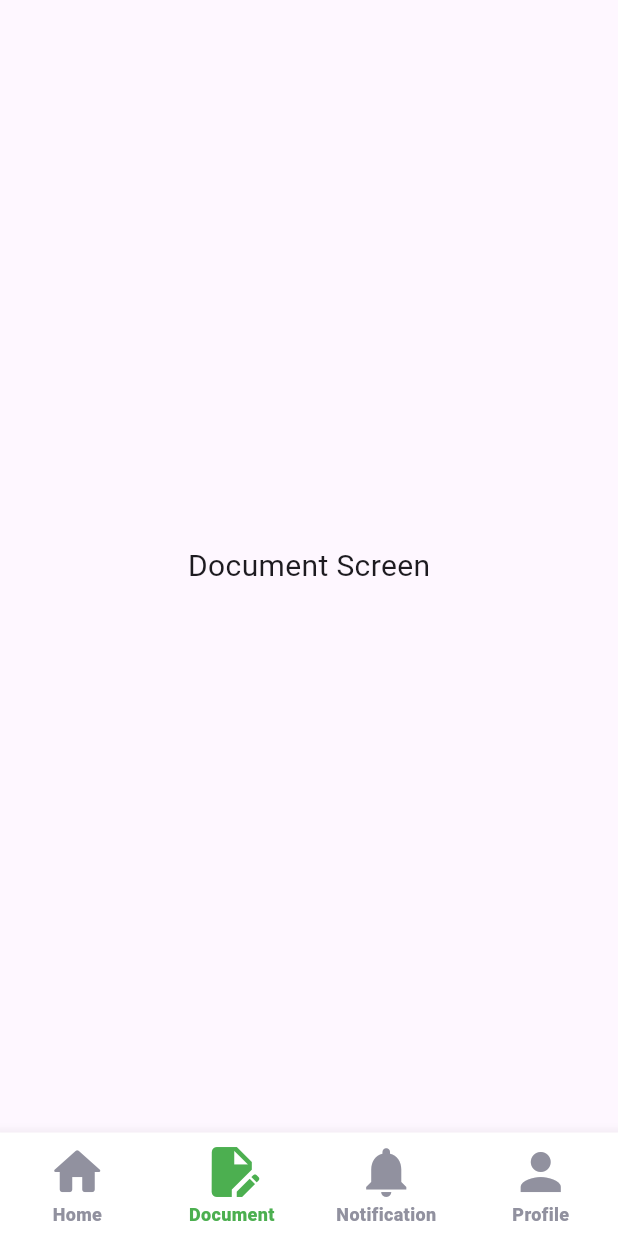
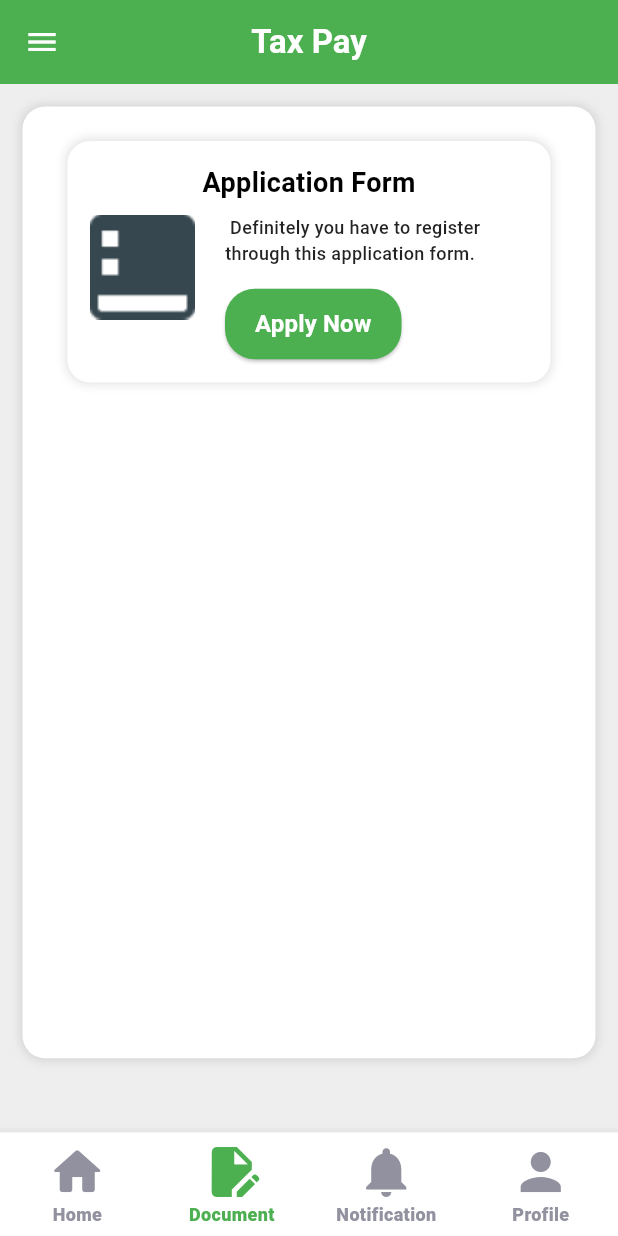
Before and after one commit to ShanzSM/Tax-App, a Flutter app: the screen it shows after launch, item 2 of the bottom bar chosen, on a phone screen of 412 x 824 dp. Run offline on Flutter 3.47's test engine with Material 3 defaults, Android fonts, the phone set to English and light mode, and no system bars.

Commit message:
create Document Card And Screen

```diff
--- a/lib/Screens/document_screen.dart
+++ b/lib/Screens/document_screen.dart
@@ -1,4 +1,7 @@
 import 'package:flutter/material.dart';
+import 'package:tax_app/components/Document_Card.dart';
+import 'package:tax_app/constant/colors.dart';
+import 'package:tax_app/data/document_card_data.dart';
 
 class DocumentScreen extends StatefulWidget {
   const DocumentScreen({super.key});
@@ -10,8 +13,51 @@ class DocumentScreen extends StatefulWidget {
 class _DocumentScreenState extends State<DocumentScreen> {
   @override
   Widget build(BuildContext context) {
-    return Center(
-      child: Text('Document Screen', style: TextStyle(fontSize: 20)),
+    return Scaffold(
+      backgroundColor: Colors.grey[200],
+      appBar: AppBar(
+        backgroundColor: Colors.green,
+        title: Text("Tax Pay",
+            style: TextStyle(fontWeight: FontWeight.bold, color: kWhite)),
+        centerTitle: true,
+        leading: Icon(Icons.menu, color: Colors.white),
+      ),
+      body: Column(
+        children: [
+          // Shop Info Card
+          Column(
+            children: [
+              Container(
+                height: MediaQuery.of(context).size.height * 0.77,
+                margin: EdgeInsets.all(15),
+                padding: EdgeInsets.all(15),
+                decoration: BoxDecoration(
+                  color: Colors.white,
+                  borderRadius: BorderRadius.circular(15),
+                  boxShadow: [
+                    BoxShadow(
+                        color: Colors.black12, blurRadius: 5, spreadRadius: 1),
+                  ],
+                ),
+                child: Column(
+                  crossAxisAlignment: CrossAxisAlignment.center,
+                  children: [
+                    // Scrollable Tax List
+                    Expanded(
+                      child: ListView.builder(
+                        itemCount: cardItems.length,
+                        itemBuilder: (context, index) {
+                          return DocumentCard(docCard: cardItems[index]);
+                        },
+                      ),
+                    ),
+                  ],
+                ),
+              ),
+            ],
+          ),
+        ],
+      ),
     );
   }
 }
--- a/lib/Screens/home_screen.dart
+++ b/lib/Screens/home_screen.dart
@@ -2,7 +2,6 @@ import 'package:flutter/material.dart';
 import 'package:tax_app/components/tax_card.dart';
 import 'package:tax_app/constant/colors.dart';
 import '../data/tax_card_data.dart';
-import 'tax_card.dart';
 
 class HomeScreen extends StatelessWidget {
   @override
--- a/lib/Screens/tax_card.dart
+++ /dev/null
@@ -1 +0,0 @@
-// TODO Implement this library.
--- /dev/null
+++ b/lib/components/Document_Card.dart
@@ -0,0 +1,84 @@
+import 'package:flutter/material.dart';
+import 'package:tax_app/components/custom_button.dart';
+import 'package:tax_app/constant/colors.dart';
+import 'package:tax_app/model/document_card.dart';
+
+class DocumentCard extends StatelessWidget {
+  final DocumentCardModel docCard;
+  const DocumentCard({super.key, required this.docCard});
+
+  @override
+  Widget build(BuildContext context) {
+    return Container(
+      margin: EdgeInsets.symmetric(horizontal: 15, vertical: 8),
+      padding: EdgeInsets.all(15),
+      decoration: BoxDecoration(
+        color: Colors.white,
+        borderRadius: BorderRadius.circular(15),
+        boxShadow: [
+          BoxShadow(color: Colors.black12, blurRadius: 5, spreadRadius: 1),
+        ],
+      ),
+      child: Column(
+        crossAxisAlignment: CrossAxisAlignment.start,
+        children: [
+          // **Title**
+          Center(
+            child: Text(
+              docCard.title,
+              style: TextStyle(
+                fontSize: 18,
+                fontWeight: FontWeight.bold,
+                color: Colors.black,
+              ),
+            ),
+          ),
+          SizedBox(height: 8),
+
+          // **Description & Icon Row**
+          Center(
+            child: Row(
+              crossAxisAlignment: CrossAxisAlignment.start,
+              children: [
+                // **Icon**
+                Image.asset(
+                  docCard.imagepath,
+                  width: 70,
+                  height: 70,
+                ),
+                SizedBox(width: 20),
+
+                // **Description & Button**
+                Expanded(
+                  child: Column(
+                    crossAxisAlignment: CrossAxisAlignment.start,
+                    children: [
+                      Text(
+                        docCard.description,
+                        style: TextStyle(
+                          fontSize: 12,
+                          fontWeight: FontWeight.w500,
+                          color: Colors.black87,
+                        ),
+                      ),
+                      SizedBox(height: 15),
+
+                      // **Apply Now Button**
+                      CustomButton(
+                        text: "Apply Now",
+                        onPressed: () {
+                          // Add your action here
+                        },
+                        color: Colors.green, // Ensure kMainColor matches the UI
+                      ),
+                    ],
+                  ),
+                ),
+              ],
+            ),
+          ),
+        ],
+      ),
+    );
+  }
+}
--- a/lib/components/tax_card.dart
+++ b/lib/components/tax_card.dart
@@ -66,27 +66,6 @@ class TaxCard extends StatelessWidget {
               )
             ],
           ),
-
-          /* child: Row(
-            children: [
-              Image.asset(taxCard.iconPath,
-                  width: 40, height: 40), // Asset image for icons
-              SizedBox(width: 15),
-              Expanded(
-                child: Column(
-                  crossAxisAlignment: CrossAxisAlignment.start,
-                  children: [
-                    Text(taxCard.name,
-                        style:
-                            TextStyle(fontSize: 16, fontWeight: FontWeight.bold)),
-                    SizedBox(height: 5),
-
-                  ],
-                ),
-              ),
-
-            ],
-          ),*/
         ),
       ],
     );
--- a/lib/data/document_card_data.dart
+++ b/lib/data/document_card_data.dart
@@ -0,0 +1,10 @@
+import '../model/document_card.dart';
+
+List<DocumentCardModel> cardItems = [
+  DocumentCardModel(
+    title: "Application Form",
+    description:
+        " Definitely you have to register through this application form.",
+    imagepath: "assets/images/Desktop.png",
+  ),
+];
--- a/lib/data/tax_card_data.dart
+++ b/lib/data/tax_card_data.dart
@@ -1,4 +1,4 @@
-import 'package:tax_app/model/tax_card_model.dart';
+import '../model/tax_card_model.dart';
 
 List<TaxCardModel> taxItems = [
   TaxCardModel(
```
